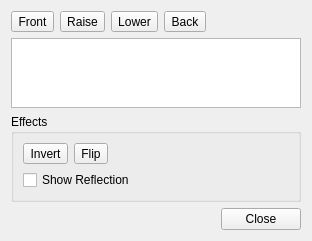
enricoros/fotowall, file items/PicturePropertiesItem.ui: the form before one commit.
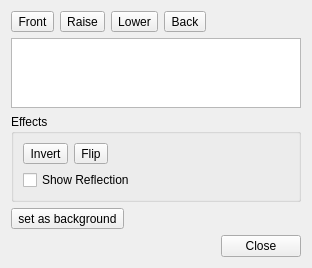
The form after the commit. Icons and pictures are not drawn.

Commit message: Help item, background button.

Patch:
```diff
--- a/items/PicturePropertiesItem.ui
+++ b/items/PicturePropertiesItem.ui
@@ -7,7 +7,7 @@
     <x>0</x>
     <y>0</y>
     <width>312</width>
-    <height>238</height>
+    <height>265</height>
    </rect>
   </property>
   <property name="windowTitle">
@@ -164,17 +164,18 @@
     </widget>
    </item>
    <item>
-    <spacer name="verticalSpacer">
-     <property name="orientation">
-      <enum>Qt::Vertical</enum>
+    <widget class="QToolButton" name="background">
+     <property name="text">
+      <string>set as background</string>
      </property>
-     <property name="sizeHint" stdset="0">
-      <size>
-       <width>20</width>
-       <height>40</height>
-      </size>
+     <property name="icon">
+      <iconset resource="../fotowall.qrc">
+       <normaloff>:/data/fotowall.png</normaloff>:/data/fotowall.png</iconset>
      </property>
-    </spacer>
+     <property name="toolButtonStyle">
+      <enum>Qt::ToolButtonTextBesideIcon</enum>
+     </property>
+    </widget>
    </item>
    <item>
     <widget class="QDialogButtonBox" name="buttonBox">
```
The commit also changes 9 other files.
